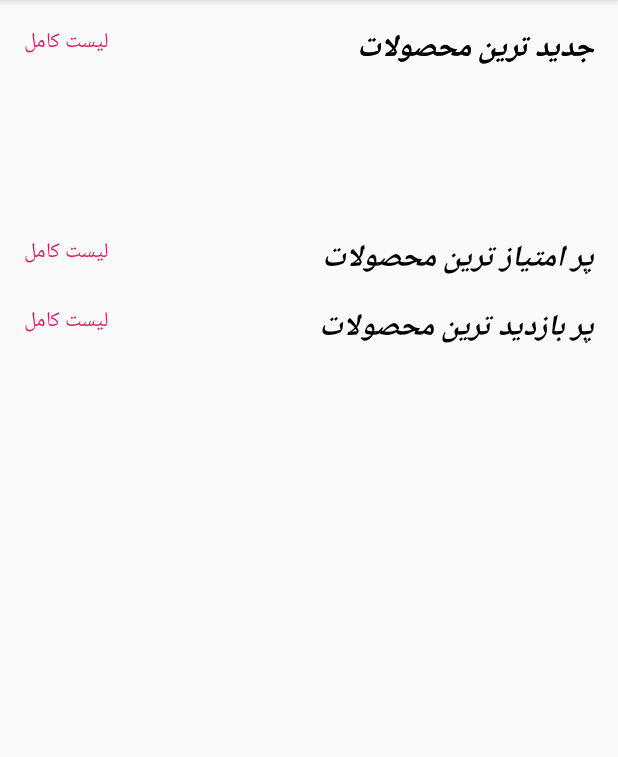
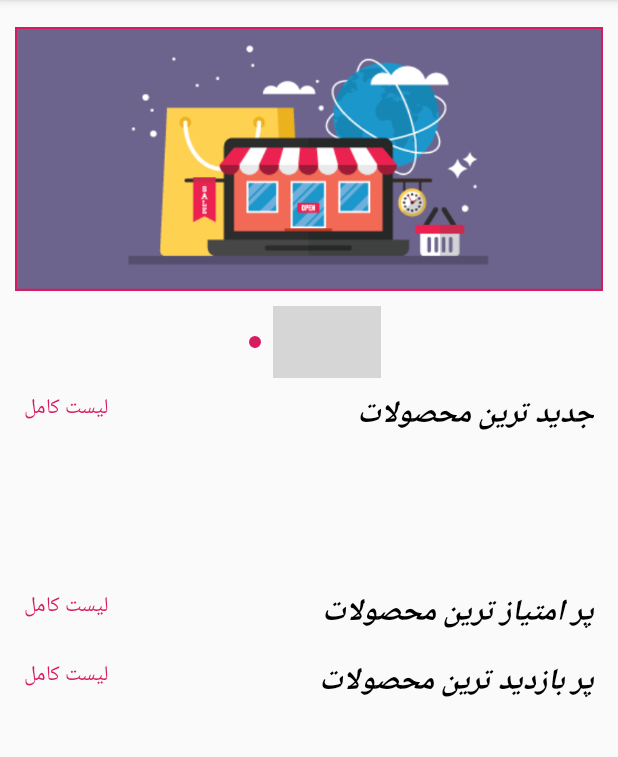
Before and after one commit to sepehrs3ep/Android-Online-Market, an Android app: the screen it shows after launch (MainMarketActivity), on a phone screen of 412 x 824 dp, the part 84-841 px from its top. Run offline under Robolectric (Android 15) with nearby library versions, the phone set to English and light mode, and no system bars; our stand-ins replace ButterKnife, EventBus, Picasso; libraries missing offline, so code that uses them is left out: org.greenrobot.greendao; network calls fail; pictures from the network do not load; 6 statements that could not run were skipped.

Commit message:
+ Fragment photo gallery now support drawable images and view pager with custom images added to main market fragment.

```diff
--- a/app/src/main/java/project/com/maktab/onlinemarket/controller/fragment/MainMarketFragment.java
+++ b/app/src/main/java/project/com/maktab/onlinemarket/controller/fragment/MainMarketFragment.java
@@ -3,6 +3,7 @@ package project.com.maktab.onlinemarket.controller.fragment;
 
 import android.content.Intent;
 import android.graphics.Color;
+import android.os.Build;
 import android.os.Bundle;
 import android.text.SpannableString;
 import android.text.Spanned;
@@ -21,12 +22,14 @@ import android.widget.TextView;
 
 import com.google.android.material.navigation.NavigationView;
 
+import com.google.android.material.tabs.TabLayout;
 import com.squareup.picasso.Picasso;
 
 import org.greenrobot.eventbus.EventBus;
 import org.greenrobot.eventbus.Subscribe;
 import org.greenrobot.eventbus.ThreadMode;
 
+import java.util.ArrayList;
 import java.util.List;
 
 import androidx.annotation.NonNull;
@@ -35,8 +38,11 @@ import androidx.appcompat.app.ActionBarDrawerToggle;
 import androidx.core.view.MenuItemCompat;
 import androidx.drawerlayout.widget.DrawerLayout;
 import androidx.fragment.app.Fragment;
+import androidx.fragment.app.FragmentStatePagerAdapter;
 import androidx.recyclerview.widget.LinearLayoutManager;
 import androidx.recyclerview.widget.RecyclerView;
+import androidx.viewpager.widget.ViewPager;
+import butterknife.BindView;
 import project.com.maktab.onlinemarket.EventBus.BadgeMassageEvent;
 import project.com.maktab.onlinemarket.R;
 import project.com.maktab.onlinemarket.controller.activity.CategoryViewPagerActivity;
@@ -62,6 +68,10 @@ public class MainMarketFragment extends Fragment {
     private NavigationView mNavigationView;
     private ActionBarDrawerToggle mActionBarDrawerToggle;
     private TextView mNewTemplate, mRateTemplate, mVisitTemplate;
+
+    private ViewPager mMainViewPager;
+    private TabLayout mMainTabLayout;
+    private List<Integer> mDrawbleImages;
 
 
     public static MainMarketFragment newInstance() {
@@ -106,6 +116,11 @@ public class MainMarketFragment extends Fragment {
         mChipsCategoryList = CategoryLab.getmCategoryInstance().getParentCategories();
         setHasOptionsMenu(true);
         getActivity().getWindow().getDecorView().setLayoutDirection(View.LAYOUT_DIRECTION_RTL);
+        mDrawbleImages = new ArrayList<>();
+        mDrawbleImages.add(R.drawable.market1);
+        mDrawbleImages.add(R.drawable.market2);
+        mDrawbleImages.add(R.drawable.market3);
+        mDrawbleImages.add(R.drawable.market4);
     }
 
     @Override
@@ -198,7 +213,26 @@ public class MainMarketFragment extends Fragment {
         mNewTemplate = view.findViewById(R.id.new_poducts_complete_text_template);
         mRateTemplate = view.findViewById(R.id.rated_complete_text_template);
         mVisitTemplate = view.findViewById(R.id.visited_complete_text_template);
+        mMainViewPager = view.findViewById(R.id.main_photo_gallery_view_pager);
+        mMainTabLayout = view.findViewById(R.id.main_photo_gallery_tab_layout);
 
+        mMainViewPager.setAdapter(new FragmentStatePagerAdapter(getChildFragmentManager()) {
+            @Override
+            public Fragment getItem(int position) {
+                return PhotoGalleryFragment.newInstance(null,mDrawbleImages.get(position),true);
+            }
+
+            @Override
+            public int getCount() {
+                return mDrawbleImages.size();
+            }
+        });
+
+        mMainTabLayout.setupWithViewPager(mMainViewPager,true);
+
+        if (Build.VERSION.SDK_INT >= Build.VERSION_CODES.JELLY_BEAN_MR1) {
+            mMainTabLayout.setLayoutDirection(View.LAYOUT_DIRECTION_LTR);
+        }
 
 
 
--- a/app/src/main/java/project/com/maktab/onlinemarket/controller/fragment/PhotoGalleryFragment.java
+++ b/app/src/main/java/project/com/maktab/onlinemarket/controller/fragment/PhotoGalleryFragment.java
@@ -1,6 +1,8 @@
 package project.com.maktab.onlinemarket.controller.fragment;
 
 
+import android.graphics.Bitmap;
+import android.graphics.BitmapFactory;
 import android.os.Bundle;
 import androidx.annotation.Nullable;
 import androidx.fragment.app.Fragment;
@@ -18,13 +20,20 @@ import project.com.maktab.onlinemarket.R;
  */
 public class PhotoGalleryFragment extends Fragment {
     private static final String IMAGE_PATH_ARGS = "imagePath";
+    private static final String IMAGE_DRAWBLE_ARGS = "IMAGE_DRAWBLE_ARGS";
+    private static final String IMAGE_IS_DRAWBLE_ARGS = "IMAGE_IS_DRAWBLE_ARGS";
     private String imagePath;
     private ImageView mImageView;
+    private int mImageDrawble;
+    private boolean isDrawble;
 
-    public static PhotoGalleryFragment newInstance(String imagePath) {
+
+    public static PhotoGalleryFragment newInstance(String imagePath,Integer imageDraw,boolean isDrawble) {
 
         Bundle args = new Bundle();
         args.putString(IMAGE_PATH_ARGS,imagePath);
+        args.putInt(IMAGE_DRAWBLE_ARGS,imageDraw);
+        args.putBoolean(IMAGE_IS_DRAWBLE_ARGS,isDrawble);
         PhotoGalleryFragment fragment = new PhotoGalleryFragment();
         fragment.setArguments(args);
         return fragment;
@@ -38,6 +47,8 @@ public class PhotoGalleryFragment extends Fragment {
     public void onCreate(@Nullable Bundle savedInstanceState) {
         super.onCreate(savedInstanceState);
         imagePath = getArguments().getString(IMAGE_PATH_ARGS);
+        mImageDrawble = getArguments().getInt(IMAGE_DRAWBLE_ARGS,-5);
+        isDrawble = getArguments().getBoolean(IMAGE_IS_DRAWBLE_ARGS,false);
     }
 
     @Override
@@ -46,6 +57,12 @@ public class PhotoGalleryFragment extends Fragment {
         // Inflate the layout for this fragment
         View view = inflater.inflate(R.layout.fragment_photo_gallery, container, false);
         mImageView = view.findViewById(R.id.photo_gallery_image_view);
+        if(isDrawble){
+            Picasso.get().load(mImageDrawble)
+                    .placeholder(R.drawable.shop)
+                    .into(mImageView);
+        }
+        else
         Picasso.get().load(imagePath).into(mImageView);
         return view;
     }
--- a/app/src/main/java/project/com/maktab/onlinemarket/controller/fragment/ProductInfoFragment.java
+++ b/app/src/main/java/project/com/maktab/onlinemarket/controller/fragment/ProductInfoFragment.java
@@ -251,7 +251,7 @@ public class ProductInfoFragment extends Fragment {
 
         @Override
         public Fragment getItem(int i) {
-            return PhotoGalleryFragment.newInstance(mImagePathList.get(i).getPath());
+            return PhotoGalleryFragment.newInstance(mImagePathList.get(i).getPath(),null,false);
         }
 
        /* @Nullable
--- a/app/src/main/res/layout/fragment_main_market.xml
+++ b/app/src/main/res/layout/fragment_main_market.xml
@@ -18,6 +18,31 @@
         <androidx.constraintlayout.widget.ConstraintLayout
             android:layout_width="match_parent"
             android:layout_height="match_parent">
+
+            <androidx.viewpager.widget.ViewPager
+                android:id="@+id/main_photo_gallery_view_pager"
+                android:layout_width="match_parent"
+                android:layout_height="180dp"
+                android:layout_marginTop="8dp"
+                android:padding="2dp"
+                app:layout_constraintEnd_toEndOf="parent"
+                app:layout_constraintStart_toStartOf="parent"
+                app:layout_constraintTop_toTopOf="parent" />
+            <com.google.android.material.tabs.TabLayout
+
+                android:id="@+id/main_photo_gallery_tab_layout"
+                android:layout_width="match_parent"
+                android:layout_height="wrap_content"
+                android:layout_marginTop="8dp"
+                app:layout_constraintEnd_toEndOf="parent"
+                app:layout_constraintStart_toStartOf="parent"
+                app:layout_constraintTop_toBottomOf="@+id/main_photo_gallery_view_pager"
+                app:tabBackground="@drawable/tab_selector"
+                app:tabGravity="center"
+                app:tabIndicatorHeight="0dp" />
+
+
+
 
             <androidx.recyclerview.widget.RecyclerView
 
@@ -40,28 +65,27 @@
                 android:orientation="horizontal"
                 app:layout_constraintEnd_toEndOf="parent"
                 app:layout_constraintStart_toStartOf="parent"
-                app:layout_constraintTop_toTopOf="parent">
-
-
+                app:layout_constraintTop_toBottomOf="@+id/main_photo_gallery_tab_layout">
 
 
                 <TextView
+                    android:layout_width="0dp"
+                    android:layout_height="30dp"
+                    android:layout_gravity="right"
+                    android:layout_weight="1"
+                    android:gravity="right"
                     android:text="@string/new_products"
                     android:textColor="@android:color/black"
                     android:textSize="20sp"
-                    android:textStyle="italic|bold"
-                    android:layout_weight="1"
-                    android:gravity="right"
-                    android:layout_gravity="right"
-                    android:layout_width="0dp"
-                    android:layout_height="30dp" />
+                    android:textStyle="italic|bold" />
+
                 <TextView
                     android:id="@+id/new_poducts_complete_text_template"
+                    android:layout_width="0dp"
+                    android:layout_height="30dp"
+                    android:layout_gravity="left"
                     android:layout_weight="1"
-                    android:layout_gravity="left"
-                    android:gravity="left"
-                    android:layout_width="0dp"
-                    android:layout_height="30dp" />
+                    android:gravity="left" />
 
             </LinearLayout>
 
@@ -217,48 +241,19 @@
                 app:layout_constraintBottom_toTopOf="@+id/new_product_recycler_view"
                 app:layout_constraintStart_toStartOf="parent"
                 app:layout_constraintTop_toTopOf="parent" />-->
-            <LinearLayout
-                android:id="@+id/title_date_layout"
-                android:layout_width="match_parent"
-                android:layout_height="wrap_content"
-                android:layout_margin="8dp"
-                android:orientation="horizontal"
-                app:layout_constraintEnd_toEndOf="parent"
-                app:layout_constraintStart_toStartOf="parent"
-                app:layout_constraintTop_toTopOf="parent">
-
-                <TextView
-                    android:text="@string/new_products"
-                    android:textColor="@android:color/black"
-                    android:textSize="20sp"
-                    android:textStyle="italic|bold"
-                    android:layout_weight="1"
-                    android:gravity="right"
-                    android:layout_gravity="right"
-                    android:layout_width="0dp"
-                    android:layout_height="30dp" />
-                <TextView
-                    android:id="@+id/date_poducts_complete_text_template"
-                    android:layout_weight="1"
-                    android:layout_gravity="left"
-                    android:gravity="left"
-                    android:layout_width="0dp"
-                    android:layout_height="30dp" />
-
-            </LinearLayout>
 
             <androidx.recyclerview.widget.RecyclerView
                 android:id="@+id/new_product_recycler_view"
                 android:layout_width="match_parent"
                 android:layout_height="wrap_content"
                 android:layout_marginStart="8dp"
-                android:layout_marginTop="8dp"
                 android:layout_marginEnd="8dp"
                 android:background="@android:color/darker_gray"
                 app:layout_constraintEnd_toEndOf="parent"
+                app:layout_constraintTop_toBottomOf="@id/title_rate_layout"
                 app:layout_constraintHorizontal_bias="1.0"
                 app:layout_constraintStart_toStartOf="parent"
-                app:layout_constraintTop_toBottomOf="@+id/title_date_layout" />
+                tools:layout_editor_absoluteY="46dp" />
 <!--
             <TextView
                 android:id="@+id/rate_poducts_complete_text_template"
```
Also changed, not shown: app/src/main/res/drawable/market1.png (added), app/src/main/res/drawable/market2.png (added), app/src/main/res/drawable/market3.jpg (added), app/src/main/res/drawable/market4.jpg (added).
